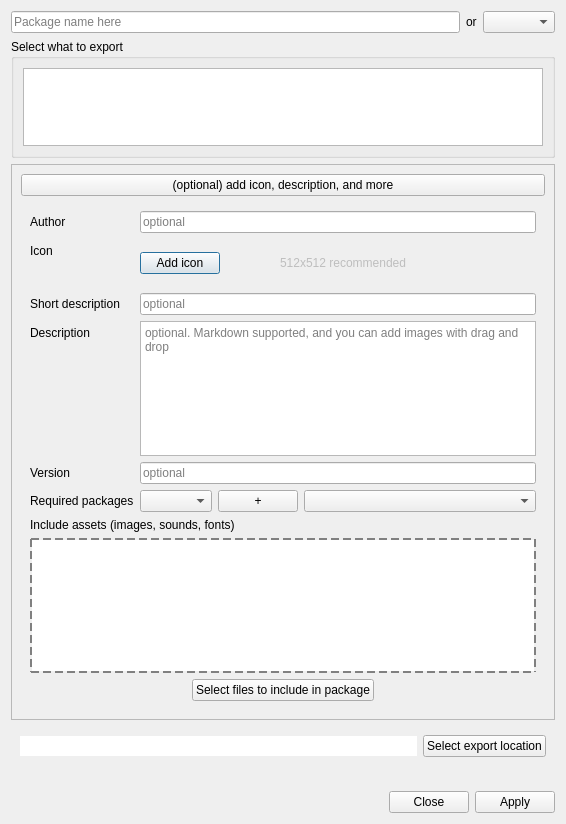
The window that src/ui/dlgPackageExporter.ui (Mudlet/Mudlet) describes before a commit, drawn with Qt 5.
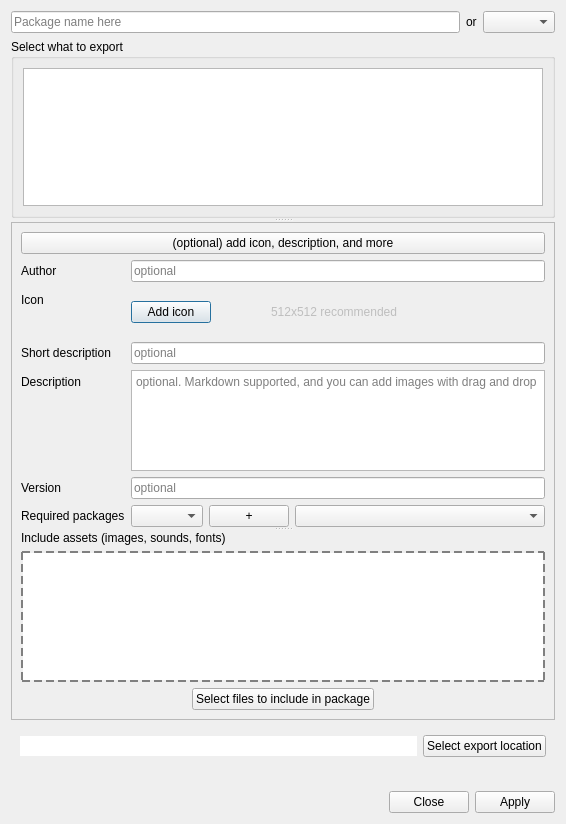
The same window after the commit. Custom widgets are drawn as their Qt base class.

Commit message:
Allow description to be resized in package exporter (#5112)
* Improve element naming

* Add first splitter

* Add 2nd splitter

* Fixup

What changed in the file:
```diff
--- a/src/ui/dlgPackageExporter.ui
+++ b/src/ui/dlgPackageExporter.ui
@@ -49,6 +49,10 @@
     </layout>
    </item>
    <item>
+    <widget class="QSplitter" name="splitter_metadata">
+     <property name="orientation">
+      <enum>Qt::Vertical</enum>
+     </property>
     <widget class="QGroupBox" name="groupBox_exportSelection">
      <property name="title">
       <string>Select what to export</string>
@@ -68,9 +72,7 @@
       </item>
      </layout>
     </widget>
-   </item>
-   <item>
-    <widget class="QFrame" name="frame_2">
+     <widget class="QFrame" name="frame_metadata">
      <property name="sizePolicy">
       <sizepolicy hsizetype="Minimum" vsizetype="Maximum">
        <horstretch>0</horstretch>
@@ -104,8 +106,12 @@
        </widget>
       </item>
       <item>
-       <widget class="QWidget" name="input" native="true">
-        <layout class="QFormLayout" name="formLayout">
+        <widget class="QSplitter" name="splitter_metadataAssets">
+         <property name="orientation">
+          <enum>Qt::Vertical</enum>
+         </property>
+         <widget class="QWidget" name="layoutWidget">
+          <layout class="QFormLayout" name="formLayout_metadata">
          <item row="0" column="0">
           <widget class="QLabel" name="label_4">
            <property name="text">
@@ -132,6 +138,13 @@
            </property>
           </widget>
          </item>
+           <item row="1" column="0">
+            <widget class="QLabel" name="label_3">
+             <property name="text">
+              <string>Icon</string>
+             </property>
+            </widget>
+           </item>
          <item row="1" column="1">
           <layout class="QHBoxLayout" name="horizontalLayout_2">
            <item>
@@ -294,7 +307,9 @@
            </item>
           </layout>
          </item>
-         <item row="6" column="0" colspan="2">
+          </layout>
+         </widget>
+         <widget class="QWidget" name="widget_assets" native="true">
           <layout class="QVBoxLayout" name="verticalLayout_4">
            <item>
             <widget class="QLabel" name="label_assets">
@@ -373,18 +388,11 @@
             </layout>
            </item>
           </layout>
-         </item>
-         <item row="1" column="0">
-          <widget class="QLabel" name="label_3">
-           <property name="text">
-            <string>Icon</string>
-           </property>
-          </widget>
-         </item>
-        </layout>
+         </widget>
        </widget>
       </item>
      </layout>
+     </widget>
     </widget>
    </item>
    <item>
```
Left out of the diff: 55 changed lines with no effect on the pictures. Lines whose indentation alone changed are shown as unchanged. The commit also changes 1 other file.
